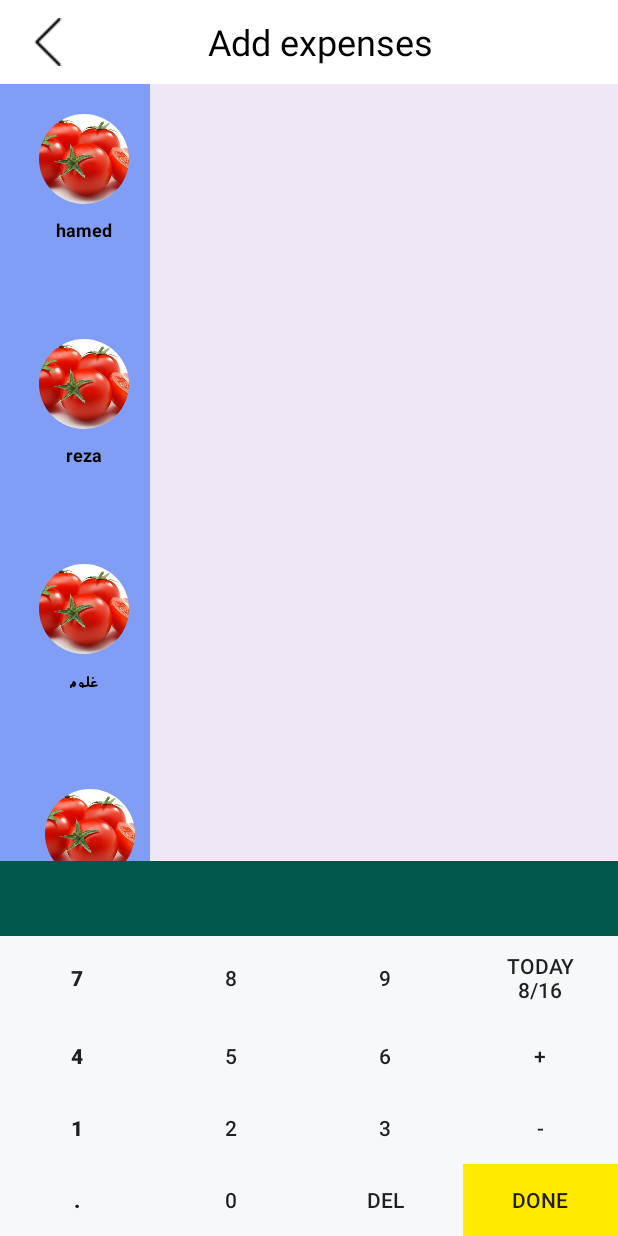
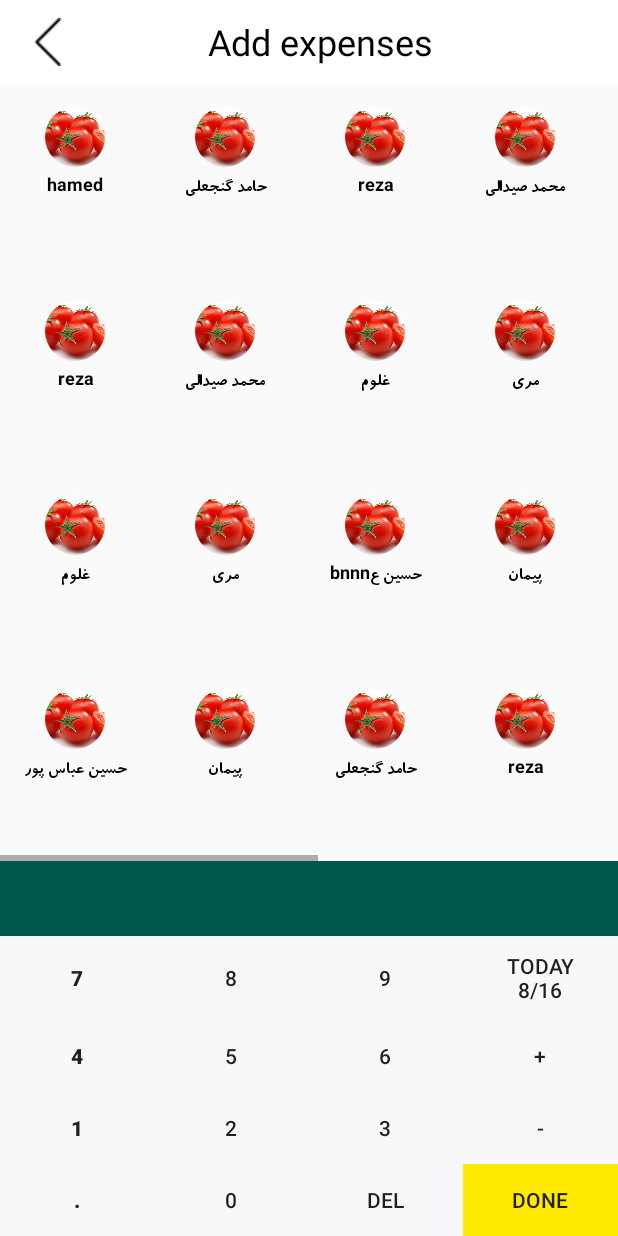
Before and after one commit to Blue-Dragon/PedarKharj, an Android app: the AddExpenseActivity screen opened directly, with no data from a screen before it, on a phone screen of 412 x 824 dp. Run offline under Robolectric (Android 15) with nearby library versions, the light colour scheme and no system bars; our stand-ins replace CircleImageView.

Commit message:
improve ContactAdd RecyclerView

```diff
--- a/app/src/main/java/com/example/pedarkharj_edit2/pages/AddExpenseActivity.java
+++ b/app/src/main/java/com/example/pedarkharj_edit2/pages/AddExpenseActivity.java
@@ -5,6 +5,7 @@ import android.graphics.Bitmap;
 import android.graphics.BitmapFactory;
 import android.support.v7.app.AppCompatActivity;
 import android.os.Bundle;
+import android.support.v7.widget.GridLayoutManager;
 import android.support.v7.widget.LinearLayoutManager;
 import android.support.v7.widget.RecyclerView;
 
@@ -38,10 +39,31 @@ public class AddExpenseActivity extends AppCompatActivity {
         contacts.add(new Contact("محمد صیدالی"));
         contacts.add(new Contact("مری"));
         contacts.add(new Contact("پیمان"));
+        contacts.add(new Contact("reza"));
+        contacts.add(new Contact("غلوم"));
+        contacts.add(new Contact("حسین عbnnnnnnnnnnnnnnnnnnnباس پور"));
+        contacts.add(new Contact("حامد گنجعلی"));
+        contacts.add(new Contact("محمد صیدالی"));
+        contacts.add(new Contact("مری"));
+        contacts.add(new Contact("پیمان"));
+        contacts.add(new Contact("reza"));
+        contacts.add(new Contact("غلوم"));
+        contacts.add(new Contact("حسین عباس پور"));
+        contacts.add(new Contact("حامد گنجعلی"));
+        contacts.add(new Contact("محمد صیدالی"));
+        contacts.add(new Contact("مری"));
+        contacts.add(new Contact("پیمان"));
+        contacts.add(new Contact("reza"));
+        contacts.add(new Contact("غلوم"));
+        contacts.add(new Contact("حسین عباس پور"));
+        contacts.add(new Contact("حامد گنجعلی"));
+        contacts.add(new Contact("محمد صیدالی"));
+        contacts.add(new Contact("مری"));
+        contacts.add(new Contact("پیمان"));
 
-        LinearLayoutManager linearLayoutManager = new LinearLayoutManager(mContext);
-        linearLayoutManager.setOrientation(LinearLayoutManager.VERTICAL);
-        recyclerView.setLayoutManager(linearLayoutManager);
+        GridLayoutManager gridLayoutManager = new GridLayoutManager(mContext, 4, GridLayoutManager.HORIZONTAL, false);
+//        gridLayoutManager.setOrientation(gridLayoutManager.scrollHorizontallyBy(3));
+        recyclerView.setLayoutManager(gridLayoutManager);
         //
         adapter = new ContactsAddAdapter(mContext, contacts);
         recyclerView.setAdapter(adapter);
--- a/app/src/main/res/layout/activity_add_expense.xml
+++ b/app/src/main/res/layout/activity_add_expense.xml
@@ -56,7 +56,7 @@
                 android:id="@+id/downerPage_addExpense"
                 android:layout_width="match_parent"
                 android:layout_height="wrap_content"
-                android:background="#EDE7F6">
+                android:background="#00FFFFFF">
 
                 <!-- categories -->
                 <HorizontalScrollView
@@ -69,7 +69,7 @@
                         android:id="@+id/upperPage_addExpense"
                         android:layout_width="wrap_content"
                         android:layout_height="match_parent"
-                        android:background="#809EF5">
+                        android:background="#00FFFFFF">
 
                         <android.support.v7.widget.RecyclerView
                             android:id="@+id/chooseContact_RecView"
@@ -90,7 +90,8 @@
                     android:layout_width="match_parent"
                     android:layout_height="50dp"
                     android:layout_above="@+id/calculator"
-                    android:background="@color/colorPrimaryDark">
+                    android:background="@color/colorPrimaryDark"
+                    android:visibility="visible">
 
                 </RelativeLayout>
 
@@ -100,7 +101,8 @@
                     android:layout_alignParentBottom="true"
                     android:orientation="vertical"
                     android:layout_width="match_parent"
-                    android:layout_height="wrap_content">
+                    android:layout_height="wrap_content"
+                    android:visibility="visible">
 
 
                     <LinearLayout
--- a/app/src/main/res/layout/sample_contact.xml
+++ b/app/src/main/res/layout/sample_contact.xml
@@ -2,6 +2,8 @@
 <RelativeLayout
     android:id="@+id/rl_fuck"
     xmlns:android="http://schemas.android.com/apk/res/android"
+    android:gravity="center_horizontal"
+    android:background="#00FFFFFF"
     android:layout_width="100dp"
     android:layout_height="150dp">
 
@@ -9,8 +11,11 @@
         android:id="@+id/addContact_Rlayout"
         android:layout_width="wrap_content"
         android:layout_height="wrap_content"
-        android:layout_marginLeft="26dp"
-        android:layout_marginTop="20dp"
+        android:layout_marginLeft="13dp"
+        android:layout_marginRight="13dp"
+        android:layout_marginTop="15dp"
+        android:layout_marginBottom="15dp"
+        android:paddingBottom="7dp"
         android:layout_alignParentLeft="true"
         android:layout_alignParentTop="true"
         android:background="#00FFFFFF"
@@ -18,22 +23,25 @@
 
         <de.hdodenhof.circleimageview.CircleImageView
             android:id="@+id/contact_add_img"
-            android:layout_width="60dp"
-            android:layout_height="60dp"
+            android:layout_width="40dp"
+            android:layout_height="40dp"
             android:layout_alignParentTop="true"
             android:layout_centerHorizontal="true"
             android:src="@drawable/q" />
 
         <TextView
             android:id="@+id/contact_add_tv"
-            android:layout_width="wrap_content"
-            android:layout_height="13dp"
+            android:layout_width="match_parent"
+            android:layout_height="wrap_content"
+            android:maxWidth="50dp"
+            android:maxLines="1"
             android:layout_below="@+id/contact_add_img"
             android:fontFamily="@font/b_koodak"
             android:text="حامد گنجعلی"
             android:layout_centerHorizontal="true"
+            android:gravity="center_horizontal"
             android:textColor="#000000"
-            android:layout_marginTop="9dp"
+            android:layout_marginTop="3dp"
             android:textSize="12sp" />
 
 
```
